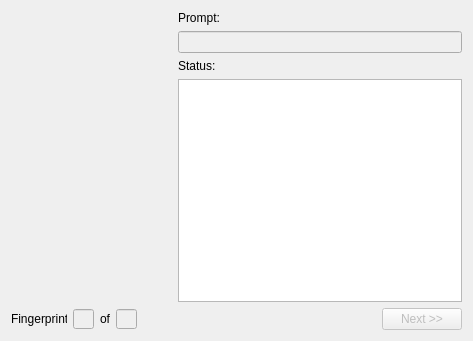
First picture: the form in fedialog.ui, repository fashtop3/QT-biometrics-main, before the edit.
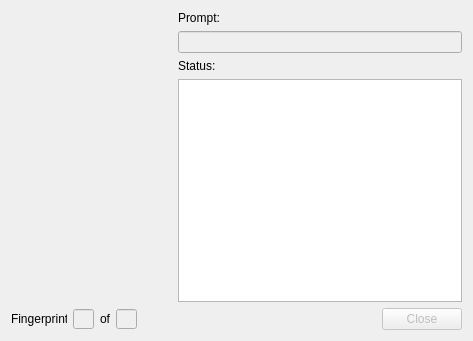
Second picture: the form after the edit.

Patch:
```diff
--- a/fedialog.ui
+++ b/fedialog.ui
@@ -153,7 +153,7 @@
         <bool>false</bool>
        </property>
        <property name="text">
-        <string>Next &gt;&gt;</string>
+        <string>Close</string>
        </property>
       </widget>
      </item>
```
